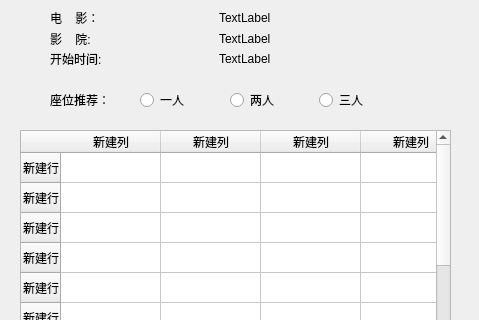
SillyPasty/Movie_Management, file seatsselect.ui: the form before one commit; both pictures show x 0 to 479 and y 0 to 320 of the 479 by 538 pixel window.
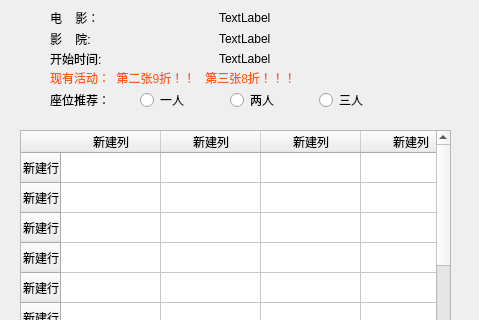
The form after the commit. Icons and pictures are not drawn.

What changed in the file:
```diff
--- a/seatsselect.ui
+++ b/seatsselect.ui
@@ -399,7 +399,7 @@
     </item>
    </layout>
   </widget>
-  <widget class="QWidget" name="">
+  <widget class="QWidget" name="layoutWidget">
    <property name="geometry">
     <rect>
      <x>50</x>
@@ -439,6 +439,22 @@
     </item>
    </layout>
   </widget>
+  <widget class="QLabel" name="label_disInfo">
+   <property name="geometry">
+    <rect>
+     <x>50</x>
+     <y>70</y>
+     <width>321</width>
+     <height>16</height>
+    </rect>
+   </property>
+   <property name="styleSheet">
+    <string notr="true">color: rgb(255, 91, 15);</string>
+   </property>
+   <property name="text">
+    <string>现有活动：  第二张9折！！   第三张8折！！！</string>
+   </property>
+  </widget>
  </widget>
  <resources>
   <include location="resourse/png.qrc"/>
```
